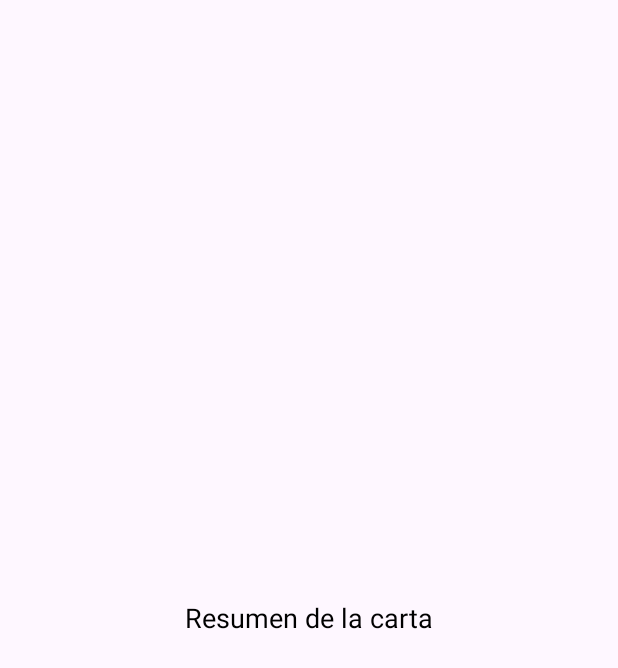
After one commit to danimg0/cartaReyes, an Android app: the ResumenCarta screen opened directly, with no data from a screen before it, on a phone screen of 412 x 824 dp. The commit adds this screen. Shown: the top 668 px of the screen. Run offline under Robolectric (Android 15) with nearby library versions, the phone set to English and light mode, and no system bars.

Commit message:
UPD: Parte Nazaret

```diff
--- a/CartaReyesMagos/app/src/main/AndroidManifest.xml
+++ b/CartaReyesMagos/app/src/main/AndroidManifest.xml
@@ -21,6 +21,9 @@
                 <category android:name="android.intent.category.LAUNCHER" />
             </intent-filter>
         </activity>
+        <activity android:name=".ResumenCarta">
+
+        </activity>
     </application>
 
 </manifest>
--- /dev/null
+++ b/CartaReyesMagos/app/src/main/java/com/example/cartareyesmagos/ResumenCarta.java
@@ -0,0 +1,15 @@
+package com.example.cartareyesmagos;
+
+import android.os.Bundle;
+
+import androidx.appcompat.app.AppCompatActivity;
+
+public class ResumenCarta extends AppCompatActivity {
+    @Override
+    protected void onCreate(Bundle savedInstanceState) {
+        super.onCreate(savedInstanceState);
+        setContentView(R.layout.resumen_carta);
+
+
+    }
+}
--- /dev/null
+++ b/CartaReyesMagos/app/src/main/res/drawable/boton_enviar.xml
@@ -0,0 +1,5 @@
+<vector xmlns:android="http://schemas.android.com/apk/res/android" android:autoMirrored="true" android:height="24dp" android:tint="#D50A0A" android:viewportHeight="24" android:viewportWidth="24" android:width="24dp">
+
+    <path android:fillColor="@android:color/white" android:pathData="M2.01,21L23,12 2.01,3 2,10l15,2 -15,2z"/>
+
+</vector>
--- /dev/null
+++ b/CartaReyesMagos/app/src/main/res/layout/resumen_carta.xml
@@ -0,0 +1,13 @@
+<RelativeLayout xmlns:android="http://schemas.android.com/apk/res/android"
+    android:layout_width="match_parent"
+    android:layout_height="match_parent">
+
+    <TextView
+        android:id="@+id/text_resumen"
+        android:layout_width="wrap_content"
+        android:layout_height="wrap_content"
+        android:layout_centerInParent="true"
+        android:text="Resumen de la carta"
+        android:textSize="18sp"
+        android:textColor="@android:color/black" />
+</RelativeLayout>
```
Also changed, not shown: CartaReyesMagos/app/src/main/java/com/example/cartareyesmagos/MainActivity.java (+21 -5 lines), CartaReyesMagos/app/src/main/res/layout/activity_main.xml (+11 -8 lines).
